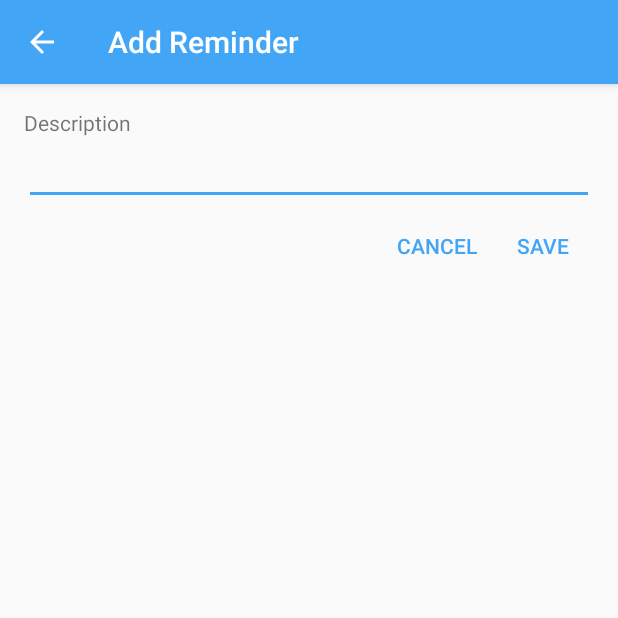
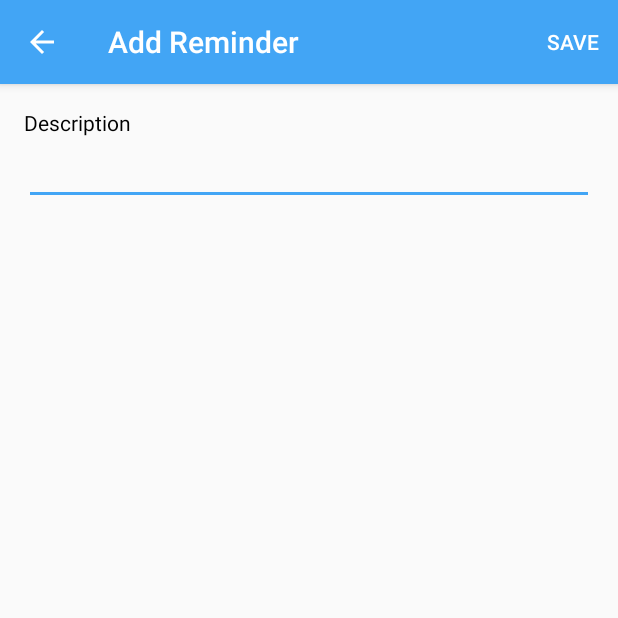
Before and after one commit to ricamgar/Notify, an Android app: the AddReminderActivity screen opened directly, with no data from a screen before it, on a phone screen of 412 x 824 dp, the top half of it. Run offline under Robolectric (Android 15) with nearby library versions, the phone set to English and light mode, and no system bars; libraries missing offline, so code that uses them is left out: com.jakewharton.rxbinding, net.hockeyapp.android, rx.subscriptions; 1 statement that could not run was skipped.

Commit message:
options menu for add reminder activity

```diff
--- a/app/build.gradle
+++ b/app/build.gradle
@@ -1,6 +1,7 @@
 apply plugin: 'com.android.application'
 apply plugin: 'com.neenbedankt.android-apt'
 apply plugin: 'me.tatarka.retrolambda'
+apply plugin: 'kotlin-android'
 
 android {
   compileSdkVersion parent.ext.androidCompileSdkVersion
@@ -26,7 +27,6 @@ android {
       proguardFiles getDefaultProguardFile('proguard-android.txt'), 'proguard-rules.pro'
     }
     debug {
-
     }
   }
 }
@@ -35,6 +35,7 @@ dependencies {
   compile project(":domain")
   compile project(':data')
 
+  compile rootProject.ext.dependencies.kotlin
   compile rootProject.ext.dependencies.androidSupportv7
   compile rootProject.ext.dependencies.androidSupportDesign
   compile rootProject.ext.dependencies.cardView
--- a/app/src/main/java/com/ricamgar/notify/addreminder/AddReminderActivity.java
+++ /dev/null
@@ -1,74 +0,0 @@
-package com.ricamgar.notify.addreminder;
-
-import android.content.Context;
-import android.content.Intent;
-import android.os.Bundle;
-import android.view.ViewGroup;
-import android.view.inputmethod.EditorInfo;
-import android.widget.EditText;
-import android.widget.Toast;
-
-import com.jakewharton.rxbinding.widget.RxTextView;
-import com.ricamgar.notify.R;
-import com.ricamgar.notify.base.mvp.BaseActivity;
-import com.ricamgar.notify.domain.reminder.model.Reminder;
-import com.ricamgar.notify.main.NotifyApp;
-
-import javax.inject.Inject;
-
-public class AddReminderActivity
-        extends BaseActivity<Reminder, AddReminderPresenter>
-        implements AddReminderPresenter.View {
-
-    @Inject
-    AddReminderPresenter presenter;
-
-    public static Intent getIntent(Context context) {
-        return new Intent(context, AddReminderActivity.class);
-    }
-
-    @Override
-    public void onCreate(Bundle savedInstanceState) {
-        NotifyApp.getApplicationComponent().inject(this);
-        super.onCreate(savedInstanceState);
-
-        setContentView(R.layout.activity_add_reminder);
-
-        EditText descriptionEt = (EditText) findViewById(R.id.add_description);
-        descriptionEt.setOnEditorActionListener((v, actionId, event) -> {
-            if (actionId == EditorInfo.IME_ACTION_DONE) {
-                presenter.insertReminder();
-                return true;
-            }
-            return false;
-        });
-        RxTextView.textChanges(descriptionEt).subscribe(presenter::setDescription);
-
-        findViewById(R.id.add_btn).setOnClickListener(view -> presenter.insertReminder());
-    }
-
-    @Override
-    protected Reminder createViewModel() {
-        return Reminder.NULL;
-    }
-
-    @Override
-    protected AddReminderPresenter initializePresenter() {
-        return presenter;
-    }
-
-    @Override
-    public void showError(String error) {
-        Toast.makeText(this, error, Toast.LENGTH_SHORT).show();
-    }
-
-    @Override
-    public void showReminderCreatedSuccess() {
-        Toast.makeText(this, "Reminder created", Toast.LENGTH_SHORT).show();
-    }
-
-    @Override
-    public void closeDialog() {
-        finish();
-    }
-}
--- /dev/null
+++ b/app/src/main/java/com/ricamgar/notify/addreminder/AddReminderActivity.kt
@@ -0,0 +1,71 @@
+package com.ricamgar.notify.addreminder
+
+import android.content.Context
+import android.content.Intent
+import android.os.Bundle
+import android.view.Menu
+import android.view.MenuItem
+import android.view.View
+import android.view.inputmethod.EditorInfo
+import android.widget.EditText
+import android.widget.Toast
+import com.jakewharton.rxbinding.widget.RxTextView
+import com.ricamgar.notify.R
+import com.ricamgar.notify.base.mvp.BaseActivity
+import com.ricamgar.notify.domain.reminder.model.Reminder
+import com.ricamgar.notify.main.NotifyApp
+import javax.inject.Inject
+
+class AddReminderActivity : BaseActivity<Reminder, AddReminderPresenter>(), AddReminderPresenter.View {
+
+  @Inject
+  lateinit var presenter: AddReminderPresenter
+
+  public override fun onCreate(savedInstanceState: Bundle?) {
+    NotifyApp.getApplicationComponent().inject(this)
+    super.onCreate(savedInstanceState)
+
+    setContentView(R.layout.activity_add_reminder)
+
+    val descriptionEt = findViewById<EditText>(R.id.add_description)
+    descriptionEt.setOnEditorActionListener { v, actionId, event ->
+      if (actionId == EditorInfo.IME_ACTION_DONE) {
+        presenter.insertReminder()
+      }
+      false
+    }
+    RxTextView.textChanges(descriptionEt).subscribe { presenter.setDescription(it) }
+  }
+
+  override fun createViewModel(): Reminder = Reminder.NULL
+
+  override fun initializePresenter(): AddReminderPresenter? = presenter
+
+  override fun onCreateOptionsMenu(menu: Menu?): Boolean {
+    menuInflater.inflate(R.menu.add_reminder, menu)
+    return true
+  }
+
+  override fun onOptionsItemSelected(item: MenuItem?): Boolean {
+    when (item!!.itemId) {
+      R.id.save -> presenter.insertReminder()
+    }
+    return super.onOptionsItemSelected(item)
+  }
+
+  override fun showError(error: String) {
+    Toast.makeText(this, error, Toast.LENGTH_SHORT).show()
+  }
+
+  override fun showReminderCreatedSuccess() {
+    Toast.makeText(this, "Reminder created", Toast.LENGTH_SHORT).show()
+  }
+
+  override fun closeDialog() {
+    finish()
+  }
+
+  companion object {
+    fun getIntent(context: Context): Intent = Intent(context, AddReminderActivity::class.java)
+  }
+}
--- a/app/src/main/res/layout/activity_add_reminder.xml
+++ b/app/src/main/res/layout/activity_add_reminder.xml
@@ -9,39 +9,15 @@
     <TextView
         android:layout_width="match_parent"
         android:layout_height="wrap_content"
+        android:textColor="@android:color/black"
         android:text="Description"/>
 
     <EditText
         android:id="@+id/add_description"
         android:layout_width="match_parent"
         android:layout_height="wrap_content"
+        android:textColor="@android:color/black"
         android:inputType="text"
         android:imeOptions="actionDone" />
 
-    <LinearLayout
-        style="?android:attr/buttonBarStyle"
-        android:layout_width="match_parent"
-        android:layout_height="wrap_content"
-        android:orientation="horizontal"
-        android:gravity="right"
-        android:paddingTop="0dip"
-        android:paddingLeft="2dip"
-        android:paddingRight="2dip"
-        android:measureWithLargestChild="true">
-
-        <Button
-            android:id="@+id/cancel"
-            style="?android:attr/buttonBarButtonStyle"
-            android:layout_width="wrap_content"
-            android:layout_height="wrap_content"
-            android:text="Cancel" />
-
-        <Button
-            android:id="@+id/add_btn"
-            style="?android:attr/buttonBarButtonStyle"
-            android:layout_width="wrap_content"
-            android:layout_height="wrap_content"
-            android:text="Save" />
-    </LinearLayout>
-
 </LinearLayout>
--- /dev/null
+++ b/app/src/main/res/menu/add_reminder.xml
@@ -0,0 +1,7 @@
+<?xml version="1.0" encoding="utf-8"?>
+<menu xmlns:android="http://schemas.android.com/apk/res/android"
+    xmlns:app="http://schemas.android.com/apk/res-auto">
+  <item android:id="@+id/save"
+      android:title="@string/save"
+      app:showAsAction="always"/>
+</menu>
--- a/app/src/main/res/values/strings.xml
+++ b/app/src/main/res/values/strings.xml
@@ -4,4 +4,5 @@
   <string name="tab_reminders">REMINDERS</string>
   <string name="tab_history">HISTORY</string>
   <string name="add_reminder">Add Reminder</string>
+  <string name="save">Save</string>
 </resources>
--- a/build.gradle
+++ b/build.gradle
@@ -8,7 +8,7 @@ buildscript {
     classpath 'com.android.tools.build:gradle:2.2.2'
     classpath 'me.tatarka:gradle-retrolambda:3.2.5'
     classpath 'com.neenbedankt.gradle.plugins:android-apt:1.8'
-    classpath "org.jetbrains.kotlin:kotlin-gradle-plugin:1.1.4-3"
+    classpath "org.jetbrains.kotlin:kotlin-gradle-plugin:1.1.51"
   }
 }
 
```
Also changed, not shown: app/src/main/java/com/ricamgar/notify/main/MainActivity.java (+5 -5 lines), app/src/main/res/layout/activity_main.xml (+5 -4 lines). Lines whose indentation alone changed are shown as unchanged.
